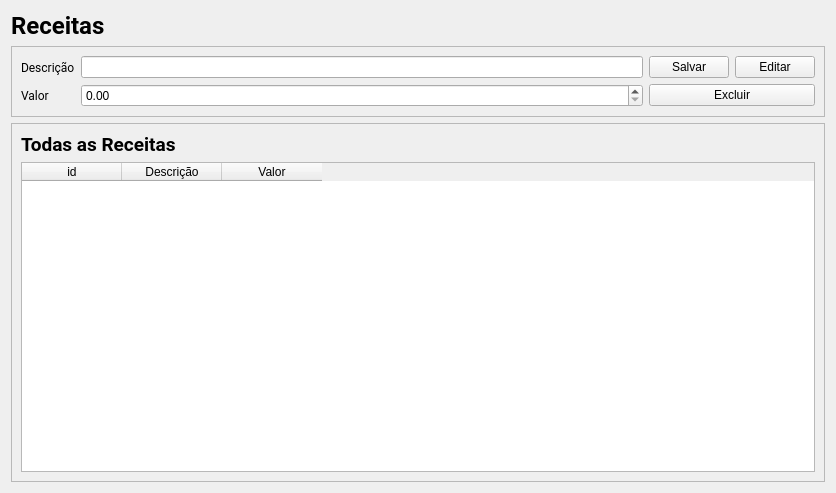
The window that view/receita.ui (PedroGregori/Sistema_Financeiro_Pessoal--SENAC_BA-2022) describes before a commit, drawn with Qt 5.
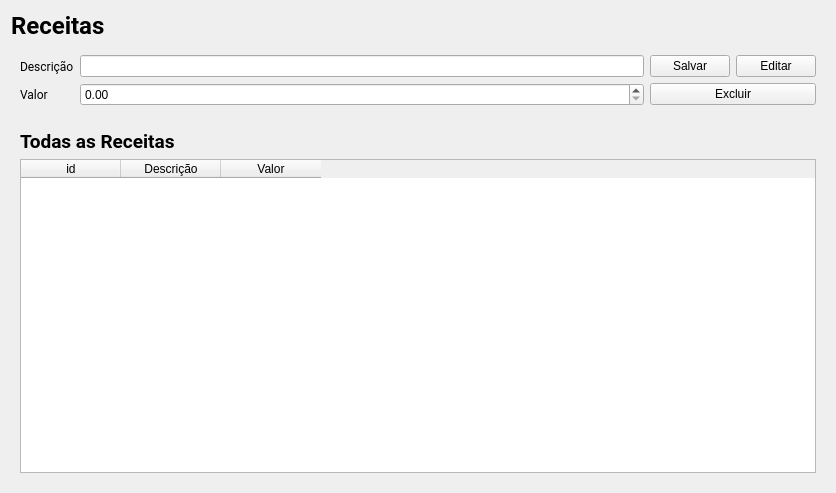
The same window after the commit.

The edit to the form file:
```diff
--- a/view/receita.ui
+++ b/view/receita.ui
@@ -32,7 +32,7 @@
    <item>
     <widget class="QFrame" name="frame">
      <property name="frameShape">
-      <enum>QFrame::StyledPanel</enum>
+      <enum>QFrame::NoFrame</enum>
      </property>
      <property name="frameShadow">
       <enum>QFrame::Raised</enum>
@@ -109,7 +109,7 @@
    <item>
     <widget class="QFrame" name="frame_2">
      <property name="frameShape">
-      <enum>QFrame::StyledPanel</enum>
+      <enum>QFrame::NoFrame</enum>
      </property>
      <property name="frameShadow">
       <enum>QFrame::Raised</enum>
```
